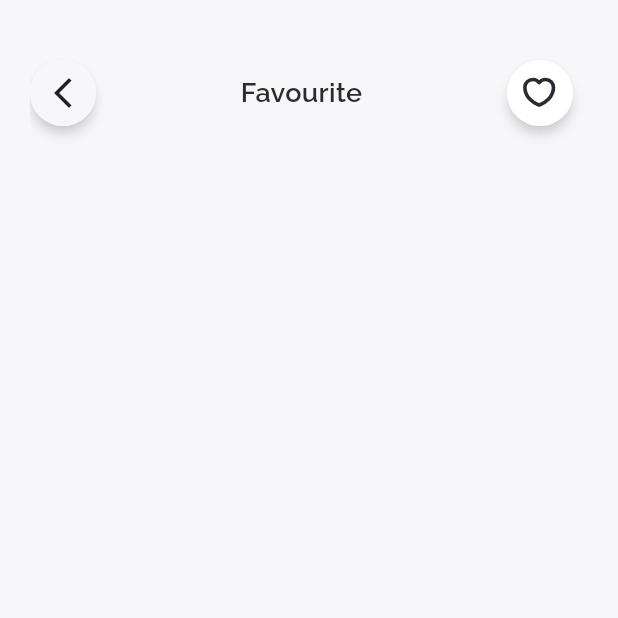
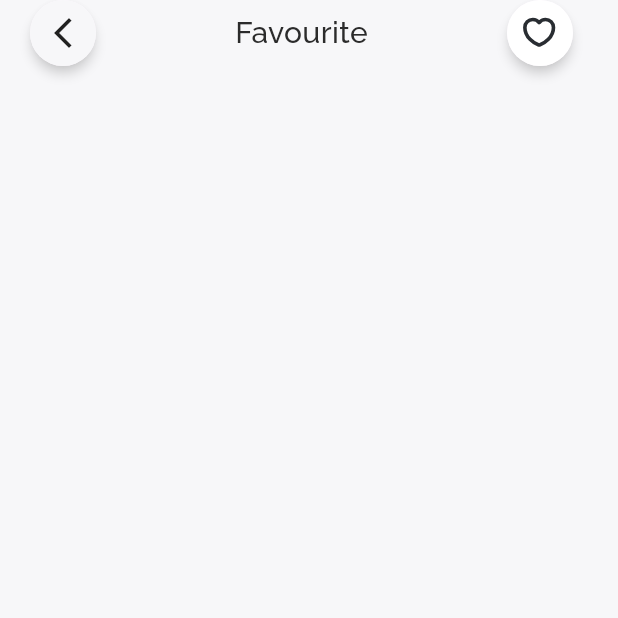
Before and after one commit to kasunfg87/sneaker_store, a Flutter app: the Favourite screen opened by its route, on a phone screen of 412 x 824 dp, the top half of it. Run offline on Flutter 3.47's test engine with Material 3 defaults, Android fonts, the phone set to English and light mode, and no system bars; drawn by our look-alikes of badges; our stand-ins replace animate_do, awesome_dialog, cloud_firestore, firebase_auth, firebase_core, firebase_storage and 9 more; missing offline and left inert: animated_snack_bar, parsed_readmore, short_uuids, styled_divider; accounts and stored records are empty.

Commit message:
ui update pharse 1

```diff
--- a/lib/screens/dashboard/widgets/popular_shoes_section.dart
+++ b/lib/screens/dashboard/widgets/popular_shoes_section.dart
@@ -66,6 +66,7 @@ class PopularShoesSection extends ConsumerWidget {
                         ),
                       );
               }
+              return null;
             },
             separatorBuilder: (context, index) => const SizedBox(width: 22),
             itemCount: productProvider.filteredProduct.isEmpty
--- a/lib/screens/favourite/favourite.dart
+++ b/lib/screens/favourite/favourite.dart
@@ -21,25 +21,21 @@ class _FavouriteState extends ConsumerState<Favourite> {
   Widget build(BuildContext context) {
     return Scaffold(
       backgroundColor: AppColors.kButtonGray,
-      body: Container(
-        width: SizeConfig.w(context),
-        height: SizeConfig.h(context),
+      body: SafeArea(
+        child: Padding(
           padding: const EdgeInsets.symmetric(horizontal: 20),
-        child: SingleChildScrollView(
           child: Column(
             children: [
-            const SizedBox(
-              height: 40,
-            ),
               ScreenHeader(
                 title: 'Favourite',
                 iconImage: AssetConstants.heartEmpty,
                 onTapLeft: () {},
                 onTapRight: () {},
               ),
+              const SizedBox(height: 15),
               SizedBox(
                 width: SizeConfig.w(context),
-                height: SizeConfig.h(context) * 0.90,
+                height: SizeConfig.h(context) * 0.77,
                 child: ref.watch(productRiverPod).isLoading
                     ? const Center(child: CircularProgressIndicator())
                     : GridView.builder(
@@ -49,17 +45,22 @@ class _FavouriteState extends ConsumerState<Favourite> {
                         gridDelegate:
                             const SliverGridDelegateWithFixedCrossAxisCount(
                           crossAxisCount: 2,
-                                mainAxisSpacing: 9,
-                                crossAxisSpacing: 19,
-                                childAspectRatio: 0.70),
+                          mainAxisSpacing: 2,
+                          crossAxisSpacing: 18,
+                          childAspectRatio: 0.75,
+                        ),
                         itemBuilder: (context, index) {
                           return ProductTile(
                             model: ref
                                 .watch(productRiverPod)
-                                  .favouriteProduct[index]);
-                        }))
+                                .favouriteProduct[index],
+                          );
+                        },
+                      ),
+              ),
             ],
-        )),
+          ),
+        ),
       ),
     );
   }
--- a/lib/widgets/custom_para_readmore.dart
+++ b/lib/widgets/custom_para_readmore.dart
@@ -22,7 +22,7 @@ class CustomParaReadMore extends StatelessWidget {
             inputData,
             textAlign: TextAlign.justify,
             trimMode: TrimMode.line,
-            trimLines: 4,
+            trimLines: 7,
             delimiter: '........ ',
             delimiterStyle: GoogleFonts.poppins(
               fontSize: 15,
@@ -30,7 +30,7 @@ class CustomParaReadMore extends StatelessWidget {
             ),
             style: GoogleFonts.poppins(
                 fontSize: 15,
-                color: AppColors.kLiteBlack.withOpacity(0.8),
+                color: AppColors.kLiteBlack,
                 textStyle: const TextStyle(wordSpacing: 1)),
             trimCollapsedText: 'Read More',
             trimExpandedText: 'Read Less',
--- a/lib/widgets/screen_header.dart
+++ b/lib/widgets/screen_header.dart
@@ -38,6 +38,8 @@ class ScreenHeader extends StatelessWidget {
       children: [
         if (backButton)
           InkWell(
+            borderRadius: BorderRadius.circular(15),
+            splashFactory: InkRipple.splashFactory,
             onTap: onTapLeft,
             child: Material(
               borderRadius: BorderRadius.circular(25),
@@ -60,9 +62,9 @@ class ScreenHeader extends StatelessWidget {
           ),
         CustomTextRaleway(
           text: title,
-          fontSize: 18,
+          fontSize: 20,
           fontColor: AppColors.kBlack,
-          fontWeight: FontWeight.w600,
+          fontWeight: FontWeight.w500,
         ),
         if (rightIconButton)
           Padding(
```
Also changed, not shown: lib/screens/dashboard/dashboard.dart (+6 -6 lines), lib/screens/details/details.dart (+12 -9 lines), lib/screens/my_cart/my_cart.dart (+2 -7 lines), lib/screens/orders/orders.dart (+5 -7 lines), lib/widgets/shoe_size_widget.dart (+6 -5 lines), pubspec.yaml (+5 -5 lines), pubspec.lock, 2 other files. Lines whose indentation alone changed are shown as unchanged.
